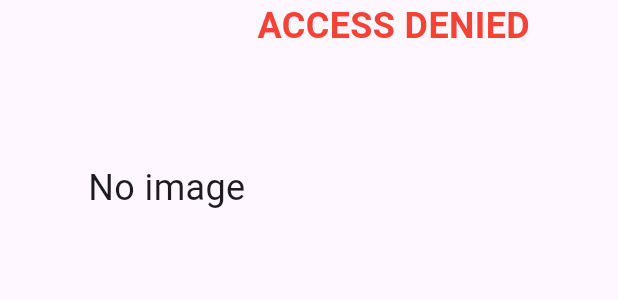
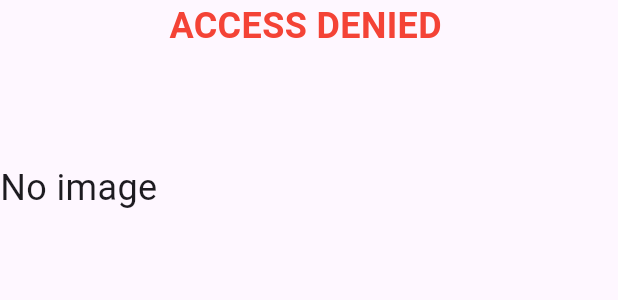
Before and after one commit to anton-yarish/Hogwarts-Sorting-Magic-Hat-Mobile-Application, a Flutter app: the AccessDeniedWidget widget shown alone on an empty page, opened directly, on a phone screen of 412 x 824 dp. Shown: the top 300 px of the screen. Run offline on Flutter 3.47's test engine with Material 3 defaults, Android fonts, the phone set to English and light mode, and no system bars; network calls fail.

```diff
--- a/hogwarts_sorting_magic_hat_mobile_application/lib/ui/widgets/access_denied_widget.dart
+++ b/hogwarts_sorting_magic_hat_mobile_application/lib/ui/widgets/access_denied_widget.dart
@@ -35,12 +35,14 @@ class AccessDeniedWidget extends StatelessWidget {
                 ),
               ),
         const SizedBox(width: 8),
-        const Text(
-          'ACCESS DENIED',
-          style: TextStyle(
-            color: Colors.red,
-            fontSize: 24,
-            fontWeight: FontWeight.bold,
+        const Expanded(
+          child: const Text(
+            'ACCESS DENIED',
+            style: TextStyle(
+              color: Colors.red,
+              fontSize: 24,
+              fontWeight: FontWeight.bold,
+            ),
           ),
         ),
       ],
```
Also changed, not shown: 2 other files.
